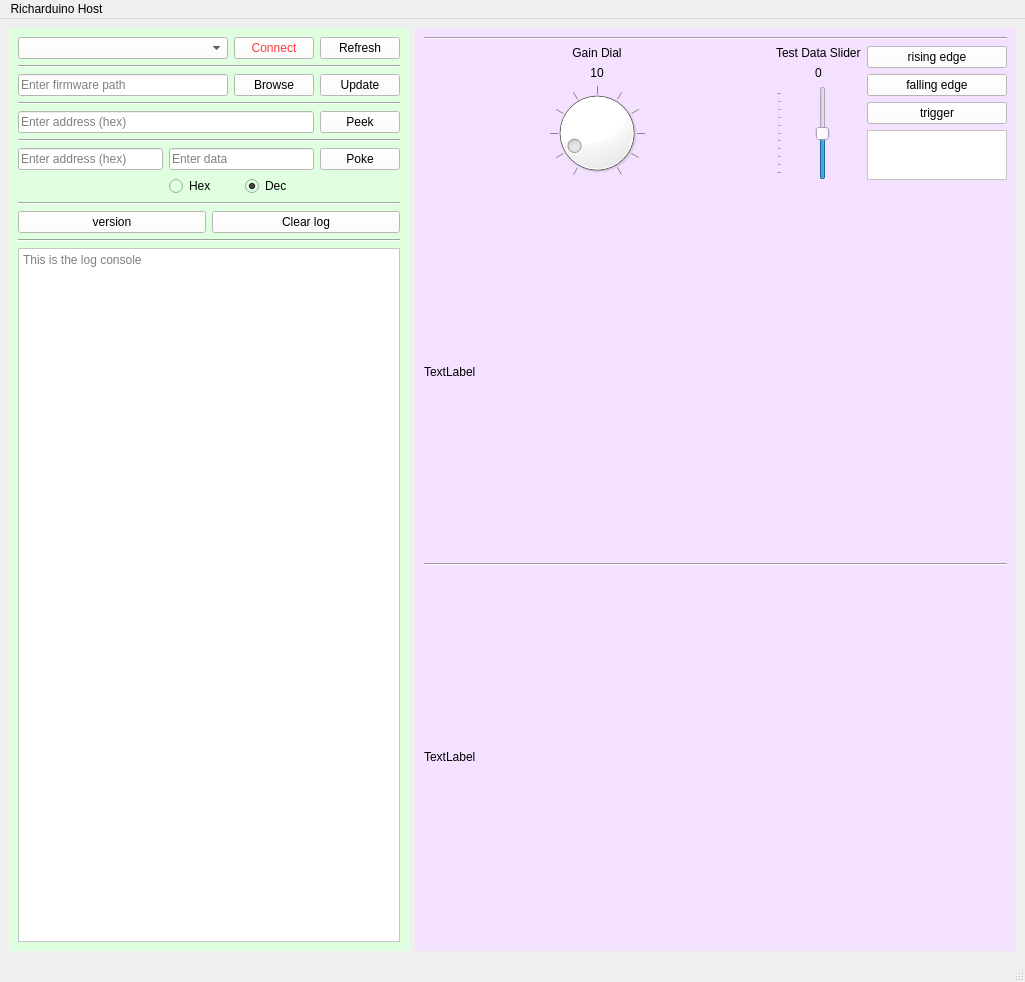
This is mainwindow.ui in huss2342/Oscilloscope_Host as Qt 5 draws it before an edit. The edited form follows.
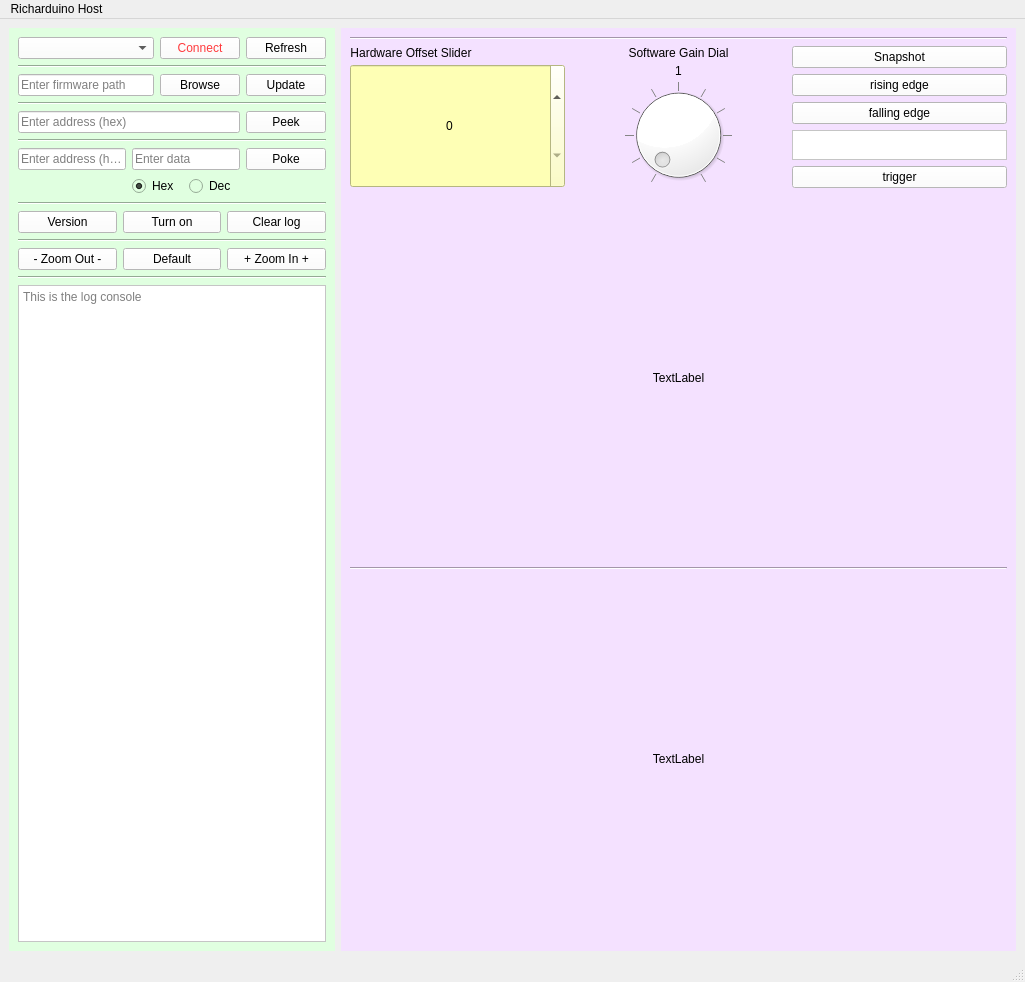
This is the edited form.

The edit to the form file:
```diff
--- a/mainwindow.ui
+++ b/mainwindow.ui
@@ -25,8 +25,8 @@
       </property>
       <property name="minimumSize">
        <size>
-        <width>400</width>
-        <height>700</height>
+        <width>258</width>
+        <height>346</height>
        </size>
       </property>
       <property name="styleSheet">
@@ -250,7 +250,7 @@
               <string>Hex</string>
              </property>
              <property name="checked">
-              <bool>false</bool>
+              <bool>true</bool>
              </property>
             </widget>
            </item>
@@ -263,6 +263,9 @@
               <string>Dec</string>
              </property>
              <property name="checked">
+              <bool>false</bool>
+             </property>
+             <property name="autoExclusive">
               <bool>true</bool>
              </property>
             </widget>
@@ -301,14 +304,24 @@
         </widget>
        </item>
        <item>
-        <layout class="QHBoxLayout" name="horizontalLayout_7" stretch="0,0">
+        <layout class="QHBoxLayout" name="horizontalLayout_7" stretch="0,0,0">
          <item>
           <widget class="QPushButton" name="version">
            <property name="styleSheet">
             <string notr="true">background-color: rgb(255, 255, 255);</string>
            </property>
            <property name="text">
-            <string>version</string>
+            <string>Version</string>
+           </property>
+          </widget>
+         </item>
+         <item>
+          <widget class="QPushButton" name="turnonButton">
+           <property name="styleSheet">
+            <string notr="true">background-color: rgb(255, 255, 255);</string>
+           </property>
+           <property name="text">
+            <string>Turn on</string>
            </property>
           </widget>
          </item>
@@ -331,6 +344,53 @@
          </property>
         </widget>
        </item>
+       <item>
+        <layout class="QHBoxLayout" name="horizontalLayout_10" stretch="0,0,0">
+         <item>
+          <widget class="QPushButton" name="zoomoutButton">
+           <property name="styleSheet">
+            <string notr="true">background-color: rgb(255, 255, 255);</string>
+           </property>
+           <property name="text">
+            <string>- Zoom Out -</string>
+           </property>
+           <property name="autoRepeat">
+            <bool>true</bool>
+           </property>
+          </widget>
+         </item>
+         <item>
+          <widget class="QPushButton" name="defaultZoomButton">
+           <property name="autoFillBackground">
+            <bool>false</bool>
+           </property>
+           <property name="styleSheet">
+            <string notr="true">background-color: rgb(255, 255, 255);</string>
+           </property>
+           <property name="text">
+            <string>Default</string>
+           </property>
+          </widget>
+         </item>
+         <item>
+          <widget class="QPushButton" name="zoominButton">
+           <property name="styleSheet">
+            <string notr="true">background-color: rgb(255, 255, 255);</string>
+           </property>
+           <property name="text">
+            <string>+ Zoom In +</string>
+           </property>
+          </widget>
+         </item>
+        </layout>
+       </item>
+       <item>
+        <widget class="Line" name="line_13">
+         <property name="orientation">
+          <enum>Qt::Horizontal</enum>
+         </property>
+        </widget>
+       </item>
        <item>
         <widget class="QPlainTextEdit" name="logConsole">
          <property name="sizePolicy">
@@ -342,7 +402,7 @@
          <property name="minimumSize">
           <size>
            <width>0</width>
-           <height>301</height>
+           <height>100</height>
           </size>
          </property>
          <property name="autoFillBackground">
@@ -369,8 +429,8 @@
      <widget class="QWidget" name="RHS" native="true">
       <property name="minimumSize">
        <size>
-        <width>420</width>
-        <height>700</height>
+        <width>337</width>
+        <height>346</height>
        </size>
       </property>
       <property name="autoFillBackground">
@@ -389,8 +449,69 @@
        </item>
        <item>
         <layout class="QHBoxLayout" name="horizontalLayout_9">
+         <item>
+          <layout class="QVBoxLayout" name="verticalLayout_8">
+           <property name="spacing">
+            <number>4</number>
+           </property>
+           <property name="sizeConstraint">
+            <enum>QLayout::SetDefaultConstraint</enum>
+           </property>
+           <property name="leftMargin">
+            <number>0</number>
+           </property>
+           <item>
+            <widget class="QLabel" name="offsetlabel">
+             <property name="sizePolicy">
+              <sizepolicy hsizetype="Fixed" vsizetype="Fixed">
+               <horstretch>0</horstretch>
+               <verstretch>0</verstretch>
+              </sizepolicy>
+             </property>
+             <property name="text">
+              <string>Hardware Offset Slider</string>
+             </property>
+             <property name="alignment">
+              <set>Qt::AlignCenter</set>
+             </property>
+            </widget>
+           </item>
+           <item>
+            <widget class="QSpinBox" name="dataSlider">
+             <property name="sizePolicy">
+              <sizepolicy hsizetype="Minimum" vsizetype="Minimum">
+               <horstretch>0</horstretch>
+               <verstretch>20</verstretch>
+              </sizepolicy>
+             </property>
+             <property name="minimumSize">
+              <size>
+               <width>0</width>
+               <height>0</height>
+              </size>
+             </property>
+             <property name="styleSheet">
+              <string notr="true">background-color: rgb(254, 255, 181);
+font: 700 22pt &quot;Segoe UI&quot;;</string>
+             </property>
+             <property name="alignment">
+              <set>Qt::AlignCenter</set>
+             </property>
+             <property name="accelerated">
+              <bool>true</bool>
+             </property>
+             <property name="maximum">
+              <number>4095</number>
+             </property>
+            </widget>
+           </item>
+          </layout>
+         </item>
          <item>
           <layout class="QVBoxLayout" name="verticalLayout_4">
+           <property name="spacing">
+            <number>4</number>
+           </property>
            <item>
             <widget class="QLabel" name="GainLabel">
              <property name="sizePolicy">
@@ -400,7 +521,7 @@
               </sizepolicy>
              </property>
              <property name="text">
-              <string>Gain Dial</string>
+              <string>Software Gain Dial</string>
              </property>
              <property name="alignment">
               <set>Qt::AlignCenter</set>
@@ -416,7 +537,7 @@
               </sizepolicy>
              </property>
              <property name="text">
-              <string>10</string>
+              <string>1</string>
              </property>
              <property name="alignment">
               <set>Qt::AlignCenter</set>
@@ -426,15 +547,15 @@
            <item>
             <widget class="QDial" name="dial">
              <property name="sizePolicy">
-              <sizepolicy hsizetype="Expanding" vsizetype="Minimum">
+              <sizepolicy hsizetype="Minimum" vsizetype="Minimum">
                <horstretch>0</horstretch>
                <verstretch>0</verstretch>
               </sizepolicy>
              </property>
              <property name="minimumSize">
               <size>
-               <width>50</width>
-               <height>50</height>
+               <width>15</width>
+               <height>15</height>
               </size>
              </property>
              <property name="styleSheet">
@@ -444,7 +565,16 @@
               <number>100</number>
              </property>
              <property name="value">
-              <number>10</number>
+              <number>1</number>
+             </property>
+             <property name="orientation">
+              <enum>Qt::Horizontal</enum>
+             </property>
+             <property name="invertedAppearance">
+              <bool>false</bool>
+             </property>
+             <property name="invertedControls">
+              <bool>false</bool>
              </property>
              <property name="wrapping">
               <bool>false</bool>
@@ -459,69 +589,18 @@
            </item>
           </layout>
          </item>
-         <item>
-          <layout class="QVBoxLayout" name="verticalLayout_8">
-           <item>
-            <widget class="QLabel" name="label">
-             <property name="sizePolicy">
-              <sizepolicy hsizetype="Fixed" vsizetype="Fixed">
-               <horstretch>0</horstretch>
-               <verstretch>0</verstretch>
-              </sizepolicy>
-             </property>
-             <property name="text">
-              <string>Test Data Slider</string>
-             </property>
-            </widget>
-           </item>
-           <item>
-            <widget class="QLabel" name="dataSliderValue">
-             <property name="sizePolicy">
-              <sizepolicy hsizetype="Minimum" vsizetype="Fixed">
-               <horstretch>0</horstretch>
-               <verstretch>0</verstretch>
-              </sizepolicy>
-             </property>
-             <property name="text">
-              <string>0</string>
-             </property>
-             <property name="alignment">
-              <set>Qt::AlignCenter</set>
-             </property>
-            </widget>
-           </item>
-           <item>
-            <widget class="QSlider" name="dataSlider">
-             <property name="sizePolicy">
-              <sizepolicy hsizetype="Minimum" vsizetype="Minimum">
-               <horstretch>0</horstretch>
-               <verstretch>0</verstretch>
-              </sizepolicy>
-             </property>
-             <property name="styleSheet">
-              <string notr="true"/>
-             </property>
-             <property name="minimum">
-              <number>-50</number>
-             </property>
-             <property name="maximum">
-              <number>50</number>
-             </property>
-             <property name="tracking">
-              <bool>true</bool>
-             </property>
-             <property name="orientation">
-              <enum>Qt::Vertical</enum>
-             </property>
-             <property name="tickPosition">
-              <enum>QSlider::TicksAbove</enum>
-             </property>
-            </widget>
-           </item>
-          </layout>
-         </item>
          <item>
           <layout class="QVBoxLayout" name="verticalLayout_9">
+           <item>
+            <widget class="QPushButton" name="snapshotButton">
+             <property name="styleSheet">
+              <string notr="true">background-color: rgb(255, 255, 255);</string>
+             </property>
+             <property name="text">
+              <string>Snapshot</string>
+             </property>
+            </widget>
+           </item>
            <item>
             <widget class="QPushButton" name="risingEdgeButton">
              <property name="styleSheet">
@@ -542,28 +621,24 @@
              </property>
             </widget>
            </item>
-           <item>
-            <widget class="QPushButton" name="triggerButton">
-             <property name="styleSheet">
-              <string notr="true">background-color: rgb(255, 255, 255);</string>
-             </property>
-             <property name="text">
-              <string>trigger</string>
-             </property>
-            </widget>
-           </item>
            <item>
             <widget class="QTextEdit" name="triggerValue">
              <property name="sizePolicy">
-              <sizepolicy hsizetype="Minimum" vsizetype="Minimum">
+              <sizepolicy hsizetype="Ignored" vsizetype="Maximum">
                <horstretch>0</horstretch>
                <verstretch>0</verstretch>
               </sizepolicy>
              </property>
+             <property name="minimumSize">
+              <size>
+               <width>10</width>
+               <height>0</height>
+              </size>
+             </property>
              <property name="maximumSize">
               <size>
-               <width>140</width>
-               <height>50</height>
+               <width>2000</width>
+               <height>30</height>
               </size>
              </property>
              <property name="styleSheet">
@@ -571,6 +646,16 @@
              </property>
             </widget>
            </item>
+           <item>
+            <widget class="QPushButton" name="triggerButton">
+             <property name="styleSheet">
+              <string notr="true">background-color: rgb(255, 255, 255);</string>
+             </property>
+             <property name="text">
+              <string>trigger</string>
+             </property>
+            </widget>
+           </item>
           </layout>
          </item>
         </layout>
@@ -586,6 +671,12 @@
          <property name="text">
           <string>TextLabel</string>
          </property>
+         <property name="scaledContents">
+          <bool>false</bool>
+         </property>
+         <property name="alignment">
+          <set>Qt::AlignCenter</set>
+         </property>
         </widget>
        </item>
        <item>
@@ -606,6 +697,12 @@
          <property name="text">
           <string>TextLabel</string>
          </property>
+         <property name="scaledContents">
+          <bool>false</bool>
+         </property>
+         <property name="alignment">
+          <set>Qt::AlignCenter</set>
+         </property>
         </widget>
        </item>
       </layout>
```
Left out of the diff: 3 changed lines with no effect on the pictures.
